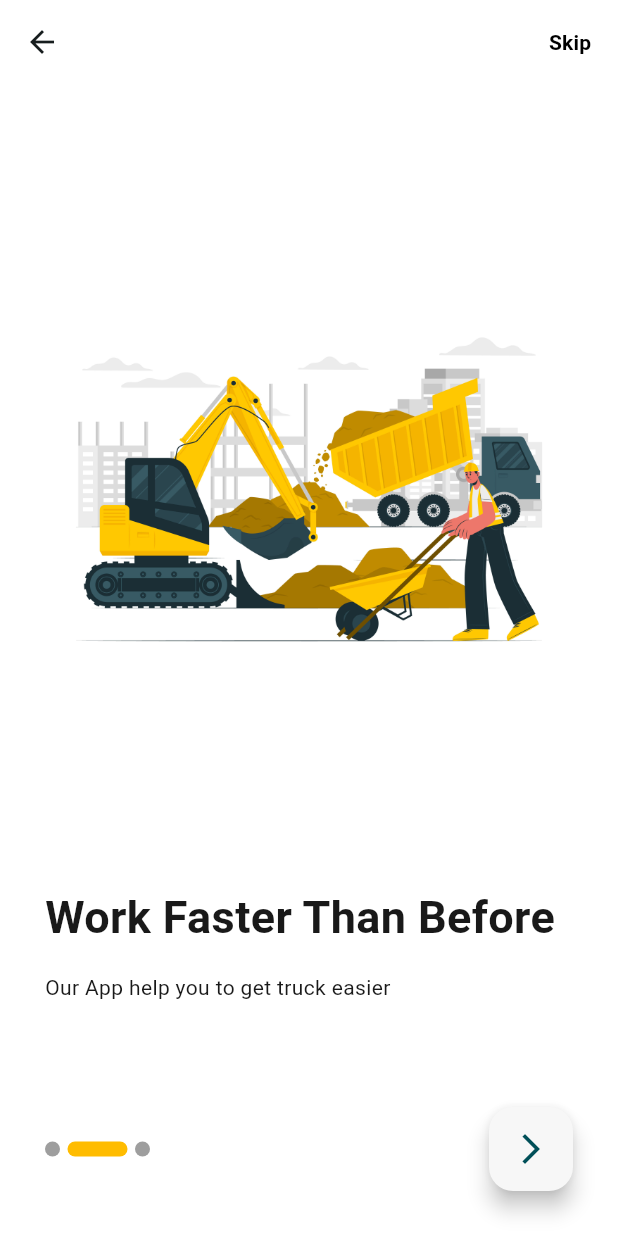
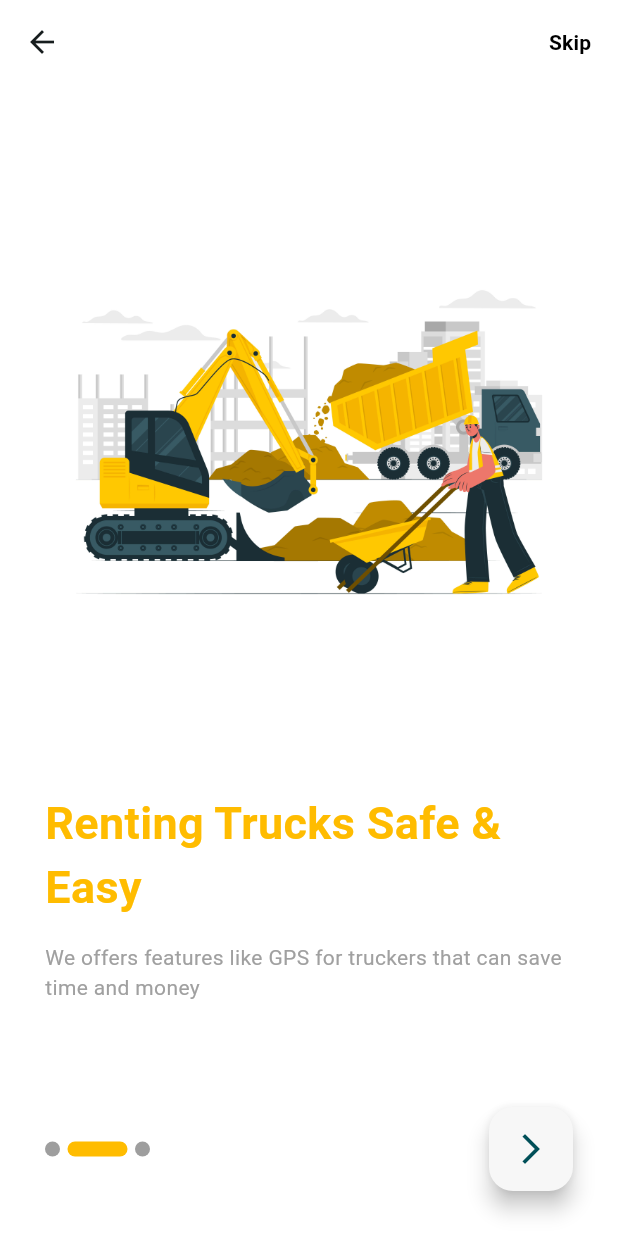
Before and after one commit to YoussefElShorbagy21/trucker, a Flutter app: the OnBoardingPage screen opened directly, swiped to page 2, on a phone screen of 412 x 824 dp. Run offline on Flutter 3.47's test engine with Material 2 defaults, Android fonts, the phone set to English and light mode, and no system bars; drawn by our look-alikes of smooth_page_indicator; our stand-ins replace animated_splash_screen, awesome_snackbar_content, bloc, cached_network_image, contained_tab_bar_view, dio and 13 more; missing offline and left inert: bottom_bar, favorite_button; accounts and stored records are empty; network calls fail.

Commit message:
by: Youssef Alaa   Modified Theme of home.dart , homelayout.dart, profile_screen.dart   and restore theme of onboarding_page.dart

```diff
--- a/assets/lang/en.json
+++ b/assets/lang/en.json
@@ -1,20 +1,20 @@
 {
   "no_route_found": "No Route found",
-  "on_boarding_title1": "Welcome To Our App",
-  "on_boarding_title2": "Work Faster Than Before",
-  "on_boarding_title3": "Let\\'s go Now",
-  "on_boarding_desc1": "Our App help you to get truck easier",
-  "on_boarding_desc2": "Our App help you to get truck easier",
-  "on_boarding_desc3": "Get Started",
+  "on_boarding_title1": "Welcome To Our Trucker App",
+  "on_boarding_title2": "Renting Trucks Safe & Easy",
+  "on_boarding_title3": "Drive your career forward",
+  "on_boarding_desc1": "Trucker is Online Platform To Rent Trucks Easier",
+  "on_boarding_desc2": "We offers features like GPS for truckers that can save time and money",
+  "on_boarding_desc3": "As Driver You Can Get Your Jobs When you SignUp As Service Provider",
   "skip": "Skip",
-  "titleLogin": "Welcome back!",
+  "titleLogin": "Welcome Back!",
   "subTitleLogin": "Login to your account",
   "continueWith":"OR CONTINUE WITH",
   "emailAddress":"please enter your email address",
   "passwordError":"please enter your password",
   "TitleRegister":"Register to get started!",
   "subTitleRegister":"Create your new account",
-  "Hello_app":"Register As....",
+  "Hello_app":"Register As ...",
   "Customer":"Customer",
   "service_provider":"Service Provider",
   "phone":"Phone",
@@ -26,7 +26,7 @@
   "register_email": "Email",
   "register_password": "Password",
   "register_conPassword": "Confirm Password",
-  "Lang": "please chose language",
+  "Lang": "Please Chose Language : ",
   "register_fullName_error": "Enter Full Name",
   "register_email_error": "Enter a valid Email",
   "register_password_error": "Enter a Password",
--- a/lib/modules/customer/screens/Login Screen/loginScreen.dart
+++ b/lib/modules/customer/screens/Login Screen/loginScreen.dart
@@ -52,7 +52,7 @@ class LoginScreen extends StatelessWidget {
               behavior: SnackBarBehavior.floating,
               backgroundColor: Colors.transparent,
               content: AwesomeSnackbarContent(
-                title: '   Hey    welcome to our app............',
+                title: 'Welcome Back To Our App ...',
                 message: '    ${state.model.message}',
                 contentType: ContentType.success,
               ),
--- a/lib/modules/customer/screens/onboarding_screen/onboarding_page.dart
+++ b/lib/modules/customer/screens/onboarding_screen/onboarding_page.dart
@@ -174,7 +174,7 @@ class _OnBoardingPageState extends State<OnBoardingPage> {
       Text(
         model.title.tr(context),
         style: TextStyle(
-          color: ColorManager.black,
+          color: ColorManager.kGold,
           fontWeight: FontWeight.bold,
           fontSize: 30.0,
         ),
@@ -185,8 +185,9 @@ class _OnBoardingPageState extends State<OnBoardingPage> {
       Text(
         model.body.tr(context),
         style:  TextStyle(
-          color: ColorManager.black,
+          color: ColorManager.gery,
           fontSize: 14.0,
+          fontWeight: FontWeight.normal,
         ),
       ),
       const SizedBox(
```
Also changed, not shown: lib/modules/customer/screens/splash_screen/language.dart (+6 -4 lines).
